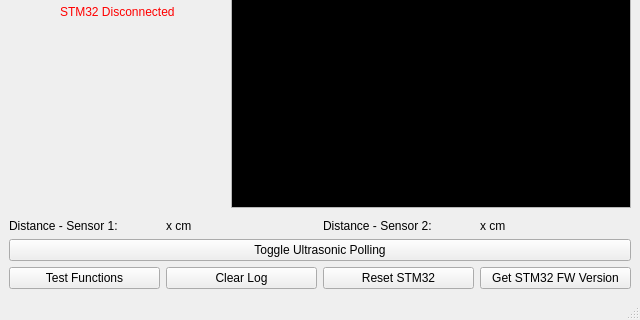
Old version of the form mainwindow.ui in the repository LeedsRaspJam/Cryptoid-Python; both pictures show x 0 to 640 and y 243 to 563 of the 640 by 563 pixel window.
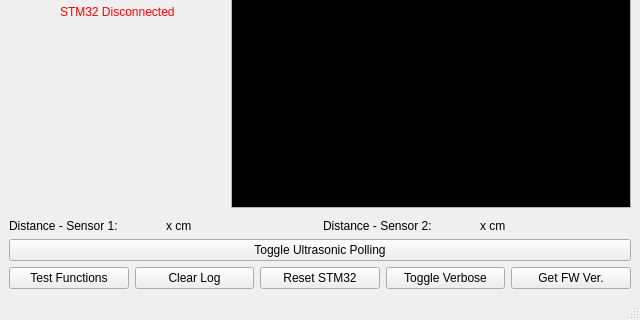
New version of the form.

Commit message: Add verbose button

Diff of the .ui file:
```diff
--- a/mainwindow.ui
+++ b/mainwindow.ui
@@ -385,10 +385,17 @@
         </property>
        </widget>
       </item>
+      <item>
+       <widget class="QPushButton" name="vrbsBtn">
+        <property name="text">
+         <string>Toggle Verbose</string>
+        </property>
+       </widget>
+      </item>
       <item>
        <widget class="QPushButton" name="versBtn">
         <property name="text">
-         <string>Get STM32 FW Version</string>
+         <string>Get FW Ver.</string>
         </property>
        </widget>
       </item>
```
The commit also changes 1 other file.
